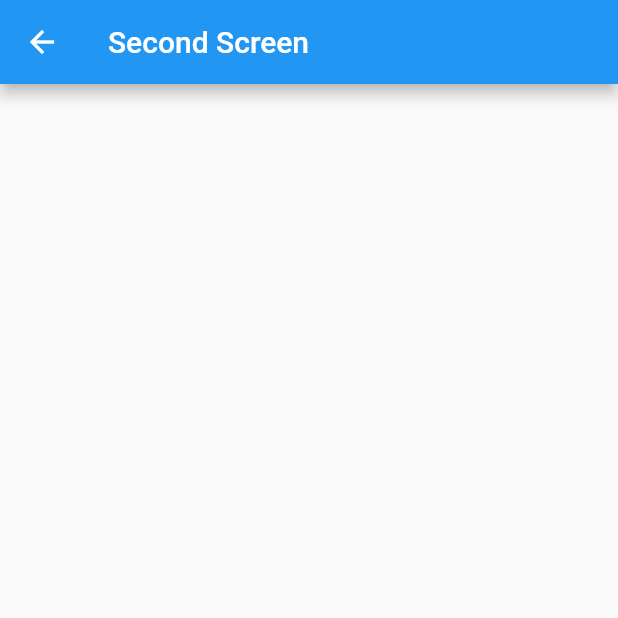
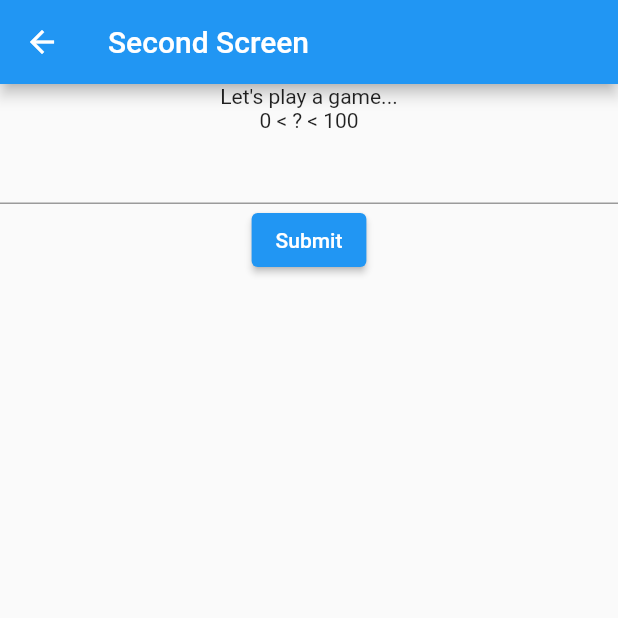
Before and after one commit to flutter-kurz-2/druha_lekce, a Flutter app: the SecondScreen screen opened directly, on a phone screen of 412 x 824 dp, the top half of it. Run offline on Flutter 3.47's test engine with Material 2 defaults, Android fonts, the phone set to English and light mode, and no system bars.

Commit message:
simple game...

```diff
--- a/lib/screens/second_screen.dart
+++ b/lib/screens/second_screen.dart
@@ -1,4 +1,5 @@
 import 'package:flutter/material.dart';
+import 'dart:math';
 
 class SecondScreen extends StatefulWidget {
   const SecondScreen({Key? key}) : super(key: key);
@@ -8,13 +9,32 @@ class SecondScreen extends StatefulWidget {
 }
 
 class _SecondScreenState extends State<SecondScreen> {
+  TextEditingController guessController = TextEditingController();
+  late int numberToGuess;
+  bool won = false;
+  bool wrongGuess = false;
+
   @override
   void initState() {
+    numberToGuess = generateNumber();
     super.initState();
+  }
+
+  int generateNumber() {
+    Random rnd = Random();
+    return rnd.nextInt(100);
+  }
+
+  bool checkIfCorrect(int guess) {
+    if(guess == numberToGuess) {
+      return true;
+    }
+    return false;
   }
 
   @override
   Widget build(BuildContext context) {
+
     return Scaffold(
       appBar: AppBar(
         // Here we take the value from the MyHomePage object that was created by
@@ -22,7 +42,32 @@ class _SecondScreenState extends State<SecondScreen> {
         title: const Text("Second Screen"),
       ),
       body: Container(
-        child: Column(),
+        child: Column(
+          children: <Widget>[
+            if(!won) const Text("Let's play a game..."),
+            if(!won) const Text("0 < ? < 100"),
+            if(!won) TextField(
+              keyboardType: TextInputType.number,
+              controller: guessController,
+            ),
+            if(!won && wrongGuess) const Text("Wrong guess!!"),
+            if(!won) ElevatedButton(onPressed: () {
+              bool correct = checkIfCorrect(int.parse(guessController.text));
+
+              if(correct) {
+                setState(() {
+                  won = true;
+                });
+              }
+              else {
+                setState(() {
+                  wrongGuess = true;
+                });
+              }
+            }, child: const Text("Submit")),
+            if(won) Text("You won!"),
+          ],
+        ),
       ),
     );
   }
```
